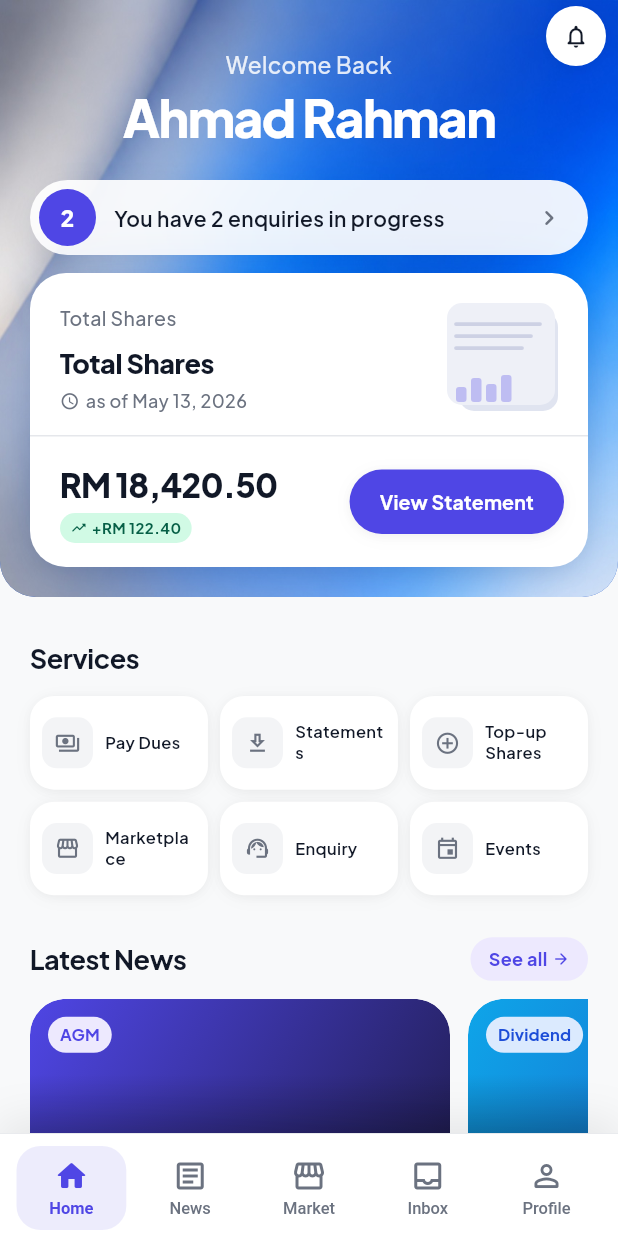
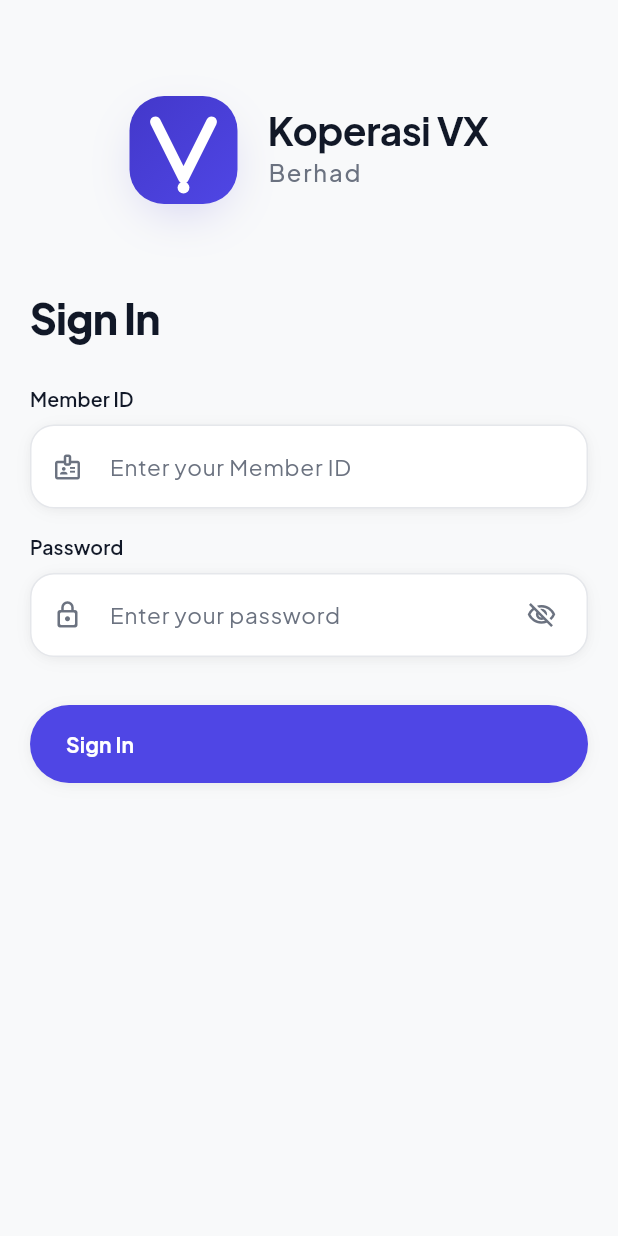
Before and after one commit to kevinrajVX/VX, a Flutter app: the screen it shows after launch, on a phone screen of 412 x 824 dp. Run offline on Flutter 3.47's test engine with Material 3 defaults, Android fonts, the phone set to English and light mode, and no system bars; drawn by our look-alikes of flutter_animate; our stand-ins replace flutter_riverpod, google_fonts.

Commit message:
Add login flow and fix repo auth username switching
Adds authentication state management so users can sign in with their
member ID. The core fix ensures that calling login() always resets
any existing session first, so connecting under a different username
while another session is active works correctly.

- lib/core/auth/auth_provider.dart: AuthState + AuthNotifier (Riverpod)
  with session reset before every new login
- lib/features/auth/login_page.dart: login screen with member ID /
  password fields, error state, and loading indicator
- lib/features/home/profile_tab.dart: profile screen showing the active
  username with Sign Out and Switch Account actions
- main.dart: routes to LoginPage when unauthenticated, HomeShell when
  authenticated
- home_shell.dart: Profile tab now uses ProfileTab instead of placeholder
- Localization: added signIn, password, invalidCredentials, signOut,
  loggedInAs, switchAccount strings to EN + MS ARB files and generated
  Dart stubs

https://claude.ai/code/session_01XD122ztXAKZqkBqSGLWurQ

```diff
--- a/vx_code/lib/core/localization/arb/app_en.arb
+++ b/vx_code/lib/core/localization/arb/app_en.arb
@@ -41,5 +41,16 @@
   "bookmark": "Bookmark",
   "languageToggle": "BM",
   "memberId": "Member ID",
-  "yourMemberCard": "Your Member Card"
+  "yourMemberCard": "Your Member Card",
+  "signIn": "Sign In",
+  "password": "Password",
+  "enterMemberId": "Enter your Member ID",
+  "enterPassword": "Enter your password",
+  "invalidCredentials": "Invalid credentials. Please try again.",
+  "signOut": "Sign Out",
+  "loggedInAs": "Logged in as {username}",
+  "@loggedInAs": {
+    "placeholders": { "username": { "type": "String" } }
+  },
+  "switchAccount": "Switch Account"
 }
--- /dev/null
+++ b/vx_code/lib/features/auth/login_page.dart
@@ -0,0 +1,276 @@
+import 'package:flutter/material.dart';
+import 'package:flutter_animate/flutter_animate.dart';
+import 'package:flutter_riverpod/flutter_riverpod.dart';
+
+import '../../core/auth/auth_provider.dart';
+import '../../core/localization/generated/app_localizations.dart';
+import '../../core/theme/tokens.dart';
+import '../../core/widgets/dark_pill_button.dart';
+import '../../core/widgets/koperasi_logo.dart';
+import '../../core/widgets/pressable.dart';
+
+class LoginPage extends ConsumerStatefulWidget {
+  const LoginPage({super.key});
+
+  @override
+  ConsumerState<LoginPage> createState() => _LoginPageState();
+}
+
+class _LoginPageState extends ConsumerState<LoginPage> {
+  final _usernameCtrl = TextEditingController();
+  final _passwordCtrl = TextEditingController();
+  bool _obscurePassword = true;
+  bool _loading = false;
+  String? _error;
+
+  @override
+  void dispose() {
+    _usernameCtrl.dispose();
+    _passwordCtrl.dispose();
+    super.dispose();
+  }
+
+  Future<void> _submit() async {
+    final l = AppL10n.of(context);
+    setState(() {
+      _loading = true;
+      _error = null;
+    });
+
+    final ok = await ref
+        .read(authProvider.notifier)
+        .login(_usernameCtrl.text, _passwordCtrl.text);
+
+    if (!mounted) return;
+
+    if (!ok) {
+      setState(() {
+        _loading = false;
+        _error = l.invalidCredentials;
+      });
+    }
+    // On success the auth state changes, main.dart re-routes to HomeShell.
+  }
+
+  @override
+  Widget build(BuildContext context) {
+    final l = AppL10n.of(context);
+
+    return Scaffold(
+      backgroundColor: AppColors.background,
+      body: SafeArea(
+        child: SingleChildScrollView(
+          padding: const EdgeInsets.symmetric(
+            horizontal: AppSpacing.screenPadding,
+          ),
+          child: Column(
+            crossAxisAlignment: CrossAxisAlignment.stretch,
+            children: [
+              const SizedBox(height: 64),
+
+              // Logo
+              Center(
+                child: const KoperasiLogo(size: 72, showWordmark: true)
+                    .animate()
+                    .fadeIn(duration: 400.ms)
+                    .slideY(
+                      begin: -0.1,
+                      end: 0,
+                      duration: 440.ms,
+                      curve: AppMotion.emphasized,
+                    ),
+              ),
+
+              const SizedBox(height: 56),
+
+              // Sign in heading
+              Text(
+                l.signIn,
+                style: const TextStyle(
+                  fontSize: 28,
+                  fontWeight: FontWeight.w800,
+                  color: AppColors.textPrimary,
+                  letterSpacing: -0.5,
+                ),
+              ).animate().fadeIn(delay: 80.ms, duration: 340.ms),
+
+              const SizedBox(height: AppSpacing.xxl),
+
+              // Member ID field
+              _InputLabel(label: l.memberId)
+                  .animate()
+                  .fadeIn(delay: 120.ms, duration: 300.ms),
+              const SizedBox(height: AppSpacing.sm),
+              _TextField(
+                controller: _usernameCtrl,
+                hint: l.enterMemberId,
+                prefixIcon: Icons.badge_outlined,
+                keyboardType: TextInputType.text,
+                textInputAction: TextInputAction.next,
+              ).animate().fadeIn(delay: 140.ms, duration: 300.ms),
+
+              const SizedBox(height: AppSpacing.lg),
+
+              // Password field
+              _InputLabel(label: l.password)
+                  .animate()
+                  .fadeIn(delay: 180.ms, duration: 300.ms),
+              const SizedBox(height: AppSpacing.sm),
+              _TextField(
+                controller: _passwordCtrl,
+                hint: l.enterPassword,
+                prefixIcon: Icons.lock_outline_rounded,
+                obscureText: _obscurePassword,
+                textInputAction: TextInputAction.done,
+                onSubmitted: (_) => _submit(),
+                suffix: Pressable(
+                  onTap: () =>
+                      setState(() => _obscurePassword = !_obscurePassword),
+                  child: Icon(
+                    _obscurePassword
+                        ? Icons.visibility_off_outlined
+                        : Icons.visibility_outlined,
+                    size: 20,
+                    color: AppColors.textSecondary,
+                  ),
+                ),
+              ).animate().fadeIn(delay: 200.ms, duration: 300.ms),
+
+              // Error message
+              if (_error != null) ...[
+                const SizedBox(height: AppSpacing.md),
+                Container(
+                  padding: const EdgeInsets.symmetric(
+                    horizontal: AppSpacing.lg,
+                    vertical: AppSpacing.md,
+                  ),
+                  decoration: BoxDecoration(
+                    color: AppColors.tagAmberBg,
+                    borderRadius: BorderRadius.circular(AppRadius.lg),
+                  ),
+                  child: Text(
+                    _error!,
+                    style: const TextStyle(
+                      color: AppColors.tagAmberText,
+                      fontSize: 13,
+                      fontWeight: FontWeight.w500,
+                    ),
+                  ),
+                ).animate().fadeIn(duration: 260.ms).shakeX(hz: 3),
+              ],
+
+              const SizedBox(height: AppSpacing.xxxl),
+
+              // Sign in button
+              _loading
+                  ? const Center(
+                      child: SizedBox(
+                        width: 28,
+                        height: 28,
+                        child: CircularProgressIndicator(
+                          strokeWidth: 2.5,
+                          color: AppColors.brandViolet,
+                        ),
+                      ),
+                    )
+                  : DarkPillButton(
+                      label: l.signIn,
+                      onPressed: _submit,
+                      onBrand: true,
+                    ).animate().fadeIn(delay: 260.ms, duration: 320.ms),
+            ],
+          ),
+        ),
+      ),
+    );
+  }
+}
+
+class _InputLabel extends StatelessWidget {
+  const _InputLabel({required this.label});
+
+  final String label;
+
+  @override
+  Widget build(BuildContext context) {
+    return Text(
+      label,
+      style: const TextStyle(
+        fontSize: 13,
+        fontWeight: FontWeight.w600,
+        color: AppColors.textPrimary,
+        letterSpacing: 0.1,
+      ),
+    );
+  }
+}
+
+class _TextField extends StatelessWidget {
+  const _TextField({
+    required this.controller,
+    required this.hint,
+    required this.prefixIcon,
+    this.obscureText = false,
+    this.keyboardType,
+    this.textInputAction,
+    this.onSubmitted,
+    this.suffix,
+  });
+
+  final TextEditingController controller;
+  final String hint;
+  final IconData prefixIcon;
+  final bool obscureText;
+  final TextInputType? keyboardType;
+  final TextInputAction? textInputAction;
+  final ValueChanged<String>? onSubmitted;
+  final Widget? suffix;
+
+  @override
+  Widget build(BuildContext context) {
+    return Container(
+      decoration: BoxDecoration(
+        color: AppColors.surface,
+        borderRadius: BorderRadius.circular(AppRadius.lg),
+        border: Border.all(color: AppColors.divider),
+        boxShadow: AppShadows.card,
+      ),
+      child: TextField(
+        controller: controller,
+        obscureText: obscureText,
+        keyboardType: keyboardType,
+        textInputAction: textInputAction,
+        onSubmitted: onSubmitted,
+        style: const TextStyle(
+          fontSize: 15,
+          fontWeight: FontWeight.w500,
+          color: AppColors.textPrimary,
+        ),
+        decoration: InputDecoration(
+          hintText: hint,
+          hintStyle: const TextStyle(
+            color: AppColors.textSecondary,
+            fontSize: 15,
+            fontWeight: FontWeight.w400,
+          ),
+          prefixIcon: Icon(
+            prefixIcon,
+            size: 20,
+            color: AppColors.textSecondary,
+          ),
+          suffixIcon: suffix != null
+              ? Padding(
+                  padding: const EdgeInsets.only(right: AppSpacing.md),
+                  child: suffix,
+                )
+              : null,
+          border: InputBorder.none,
+          contentPadding: const EdgeInsets.symmetric(
+            horizontal: AppSpacing.lg,
+            vertical: AppSpacing.lg,
+          ),
+        ),
+      ),
+    );
+  }
+}
--- a/vx_code/lib/features/home/home_shell.dart
+++ b/vx_code/lib/features/home/home_shell.dart
@@ -7,6 +7,7 @@ import '../../core/widgets/pressable.dart';
 import '../news/list/news_list_page.dart';
 import 'home_tab.dart';
 import 'placeholder_tab.dart';
+import 'profile_tab.dart';
 
 /// Root shell widget that manages the 5-tab bottom navigation.
 ///
@@ -56,7 +57,7 @@ class _HomeShellState extends ConsumerState<HomeShell> {
         label: l.tabProfile,
         icon: Icons.person_rounded,
         iconOutline: Icons.person_outline_rounded,
-        view: PlaceholderTab(label: l.tabProfile, icon: Icons.person_outline_rounded),
+        view: const ProfileTab(),
       ),
     ];
 
--- a/vx_code/lib/main.dart
+++ b/vx_code/lib/main.dart
@@ -2,26 +2,25 @@ import 'package:flutter/material.dart';
 import 'package:flutter_localizations/flutter_localizations.dart';
 import 'package:flutter_riverpod/flutter_riverpod.dart';
 
+import 'core/auth/auth_provider.dart';
 import 'core/localization/generated/app_localizations.dart';
 import 'core/localization/locale_provider.dart';
 import 'core/theme/app_theme.dart';
+import 'features/auth/login_page.dart';
 import 'features/home/home_shell.dart';
 
 void main() {
   runApp(const ProviderScope(child: VXCodeApp()));
 }
 
-/// Root application widget.
-///
-/// Watches [localeProvider] to switch between English and Malay at runtime.
-/// Uses [AppTheme.light()] for Material 3 theming with Plus Jakarta Sans +
-/// Space Grotesk typography.
 class VXCodeApp extends ConsumerWidget {
   const VXCodeApp({super.key});
 
   @override
   Widget build(BuildContext context, WidgetRef ref) {
     final locale = ref.watch(localeProvider);
+    final auth = ref.watch(authProvider);
+
     return MaterialApp(
       title: 'Koperasi VX',
       debugShowCheckedModeBanner: false,
@@ -34,7 +33,7 @@ class VXCodeApp extends ConsumerWidget {
         GlobalWidgetsLocalizations.delegate,
         GlobalCupertinoLocalizations.delegate,
       ],
-      home: const HomeShell(),
+      home: auth.isAuthenticated ? const HomeShell() : const LoginPage(),
     );
   }
 }
```
Also changed, not shown: vx_code/lib/core/auth/auth_provider.dart (added, +36 -0 lines), vx_code/lib/core/localization/arb/app_ms.arb (+9 -1 lines), vx_code/lib/features/home/profile_tab.dart (added, +143 -0 lines), vx_code/lib/core/localization/generated/app_localizations.dart, vx_code/lib/core/localization/generated/app_localizations_en.dart, vx_code/lib/core/localization/generated/app_localizations_ms.dart.
